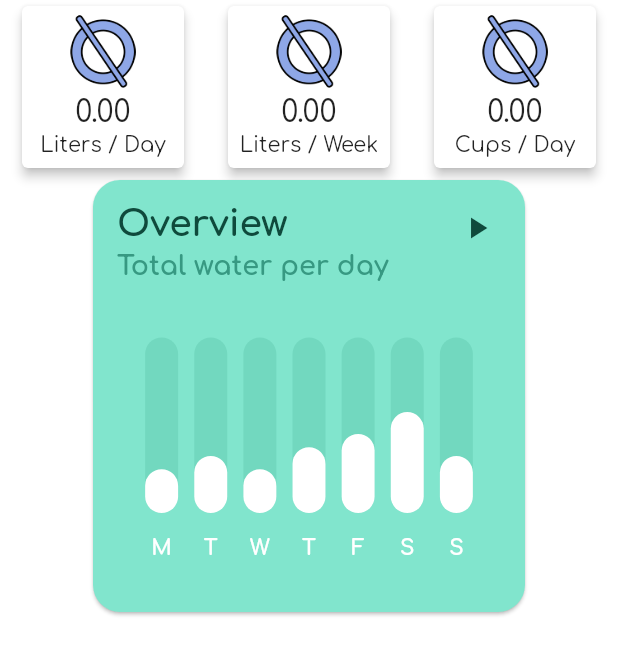
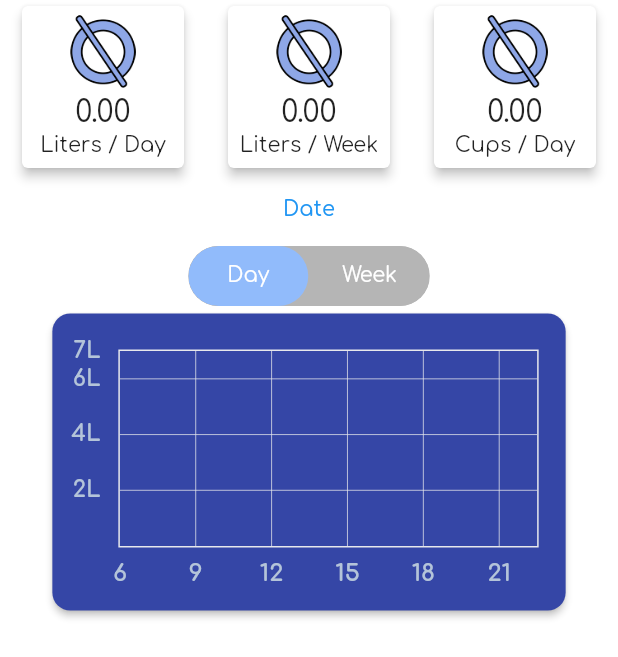
Before and after one commit to lu631str/Aquapido, a Flutter app: the Statistics screen opened directly, on a phone screen of 412 x 824 dp. Shown: the top 657 px of the screen. Run offline on Flutter 3.47's test engine with Material 2 defaults, Android fonts, the phone set to English and light mode, and no system bars; drawn by our look-alikes of fl_chart, toggle_switch; our stand-ins replace auto_size_text, awesome_notifications, easy_localization, flutter_xlider, google_fonts, numberpicker and 4 more; missing offline and left inert: grafpix, shake, time_range_picker; accounts and stored records are empty.

Commit message:
added 2 charts, started configureing first chart

```diff
--- a/lib/Models/WaterModel.dart
+++ b/lib/Models/WaterModel.dart
@@ -19,12 +19,14 @@ class WaterModel with ChangeNotifier {
 
   List<Water> history = [];
 
+  // Public Methods
+
   void addWater(int index, Water water) {
     if (history.first.isPlaceholder) {
       history.clear();
     }
     history.insert(index, water);
-    insertWater(water);
+    _insertWater(water);
     notifyListeners();
   }
 
@@ -73,10 +75,6 @@ class WaterModel with ChangeNotifier {
     notifyListeners();
   }
 
-  Future<List<Water>> waterList() {
-    return _waterList();
-  }
-
   int totalWaterAmountPerDay() {
     num sum = 0;
     history.forEach((water) {
@@ -87,7 +85,17 @@ class WaterModel with ChangeNotifier {
     return sum;
   }
 
-  Future<void> insertWater(Water water) async {
+  List<Water> getWaterListForToday() {
+    return history.map((water) {
+      if (isToday(water.dateTime)) {
+        return water;
+      }
+      }).toList().reversed.toList();
+  }
+
+  // Private Methods
+
+  Future<void> _insertWater(Water water) async {
     // Get a reference to the database.
     final Database db = DatabaseHelper.database;
 
--- a/lib/Views/statistics.dart
+++ b/lib/Views/statistics.dart
@@ -1,8 +1,10 @@
 import 'package:flutter/foundation.dart';
 import 'package:flutter/material.dart';
 import 'package:provider/provider.dart';
-import '../Widgets/BarChartWidget.dart';
+import 'package:toggle_switch/toggle_switch.dart';
 
+import '../Widgets/WeeklyBarChart.dart';
+import '../Widgets/DailyLineChart.dart';
 import '../Widgets/AverageCard.dart';
 import '../Models/WaterModel.dart';
 
@@ -16,12 +18,14 @@ class Statistics extends StatefulWidget {
 }
 
 class _StatisticsState extends State<Statistics> {
+  bool isDayDiagram = true;
+
   @override
   Widget build(BuildContext context) {
     return Scaffold(
       backgroundColor: Colors.transparent,
-      body: SingleChildScrollView(child:
-        AspectRatio(
+      body: SingleChildScrollView(
+        child: AspectRatio(
           aspectRatio: 100 / 100,
           child: Column(
             mainAxisAlignment: MainAxisAlignment.center,
@@ -49,12 +53,50 @@ class _StatisticsState extends State<Statistics> {
                               .getAverageCupsPerDay()),
                 ],
               ),
-              Expanded(child: BarChartSample1()),
-
+              TextButton(
+                child: Text('Date'),
+                onPressed: () {
+                  showDatePicker(
+                      context: context,
+                      initialDate: DateTime.now(),
+                      firstDate: DateTime.parse("2020-01-01 12:00:00"),
+                      lastDate: DateTime.now());
+                },
+              ),
+              ToggleSwitch(
+                minWidth: 80.0,
+                cornerRadius: 20.0,
+                activeBgColors: [
+                  [Color(0xFF91BBFB)],
+                  [Color(0xFF91BBFB)]
+                ],
+                activeFgColor: Colors.white,
+                inactiveBgColor: Color(0xFFb5b5b5),
+                inactiveFgColor: Colors.white,
+                initialLabelIndex: this.isDayDiagram ? 0 : 1,
+                totalSwitches: 2,
+                labels: ['Day', 'Week'],
+                radiusStyle: true,
+                onToggle: (index) {
+                  setState(() {
+                  if(index == 0) {
+                    this.isDayDiagram = true;
+                  } else {
+                    this.isDayDiagram = false;
+                  }
+                  });
+                },
+              ),
+              Expanded(
+                child: Padding(
+                  child: isDayDiagram ? DailyLineChart(Provider.of<WaterModel>(context, listen: false).getWaterListForToday()) : WeeklyBarChart(),
+                  padding: EdgeInsets.all(1),
+                ),
+              )
             ],
           ),
-        ),),
-
+        ),
+      ),
     );
   }
 }
--- a/lib/Widgets/BarChartWidget.dart
+++ /dev/null
@@ -1,328 +0,0 @@
-import 'dart:async';
-import 'dart:math';
-import 'package:flutter/gestures.dart';
-import 'package:fl_chart/fl_chart.dart';
-import 'package:flutter/material.dart';
-
-class BarChartSample1 extends StatefulWidget {
-  final List<Color> availableColors = [
-    Colors.purpleAccent,
-    Colors.yellow,
-    Colors.lightBlue,
-    Colors.orange,
-    Colors.pink,
-    Colors.redAccent,
-  ];
-
-  @override
-  State<StatefulWidget> createState() => BarChartSample1State();
-}
-
-class BarChartSample1State extends State<BarChartSample1> {
-  final Color barBackgroundColor = const Color(0xff72d8bf);
-  final Duration animDuration = const Duration(milliseconds: 250);
-
-  int touchedIndex = -1;
-
-  bool isPlaying = false;
-
-  @override
-  Widget build(BuildContext context) {
-    return AspectRatio(
-      aspectRatio: 1,
-      child: Card(
-        shape: RoundedRectangleBorder(borderRadius: BorderRadius.circular(18)),
-        color: const Color(0xff81e5cd),
-        child: Stack(
-          children: <Widget>[
-            Padding(
-              padding: const EdgeInsets.all(16),
-              child: Column(
-                crossAxisAlignment: CrossAxisAlignment.stretch,
-                mainAxisAlignment: MainAxisAlignment.start,
-                mainAxisSize: MainAxisSize.max,
-                children: <Widget>[
-                  Text(
-                    'Overview',
-                    style: TextStyle(
-                        color: const Color(0xff0f4a3c), fontSize: 24, fontWeight: FontWeight.bold),
-                  ),
-                  const SizedBox(
-                    height: 4,
-                  ),
-                  Text(
-                    'Total water per day',
-                    style: TextStyle(
-                        color: const Color(0xff379982), fontSize: 18, fontWeight: FontWeight.bold),
-                  ),
-                  const SizedBox(
-                    height: 38,
-                  ),
-                  Expanded(
-                    child: Padding(
-                      padding: const EdgeInsets.symmetric(horizontal: 8.0),
-                      child: BarChart(
-                        isPlaying ? randomData() : mainBarData(),
-                        swapAnimationDuration: animDuration,
-                      ),
-                    ),
-                  ),
-                  const SizedBox(
-                    height: 12,
-                  ),
-                ],
-              ),
-            ),
-            Padding(
-              padding: const EdgeInsets.all(8.0),
-              child: Align(
-                alignment: Alignment.topRight,
-                child: IconButton(
-                  icon: Icon(
-                    isPlaying ? Icons.pause : Icons.play_arrow,
-                    color: const Color(0xff0f4a3c),
-                  ),
-                  onPressed: () {
-                    setState(() {
-                      isPlaying = !isPlaying;
-                      if (isPlaying) {
-                        refreshState();
-                      }
-                    });
-                  },
-                ),
-              ),
-            )
-          ],
-        ),
-      ),
-    );
-  }
-
-  BarChartGroupData makeGroupData(
-    int x,
-    double y, {
-    bool isTouched = false,
-    Color barColor = Colors.white,
-    double width = 22,
-    List<int> showTooltips = const [],
-  }) {
-    return BarChartGroupData(
-      x: x,
-      barRods: [
-        BarChartRodData(
-          y: isTouched ? y + 1 : y,
-          colors: isTouched ? [Colors.yellow] : [barColor],
-          width: width,
-          backDrawRodData: BackgroundBarChartRodData(
-            show: true,
-            y: 20,
-            colors: [barBackgroundColor],
-          ),
-        ),
-      ],
-      showingTooltipIndicators: showTooltips,
-    );
-  }
-
-  List<BarChartGroupData> showingGroups() => List.generate(7, (i) {
-        switch (i) {
-          case 0:
-            return makeGroupData(0, 5, isTouched: i == touchedIndex);
-          case 1:
-            return makeGroupData(1, 6.5, isTouched: i == touchedIndex);
-          case 2:
-            return makeGroupData(2, 5, isTouched: i == touchedIndex);
-          case 3:
-            return makeGroupData(3, 7.5, isTouched: i == touchedIndex);
-          case 4:
-            return makeGroupData(4, 9, isTouched: i == touchedIndex);
-          case 5:
-            return makeGroupData(5, 11.5, isTouched: i == touchedIndex);
-          case 6:
-            return makeGroupData(6, 6.5, isTouched: i == touchedIndex);
-          default:
-            return throw Error();
-        }
-      });
-
-  BarChartData mainBarData() {
-    return BarChartData(
-      barTouchData: BarTouchData(
-        touchTooltipData: BarTouchTooltipData(
-            tooltipBgColor: Colors.blueGrey,
-            getTooltipItem: (group, groupIndex, rod, rodIndex) {
-              String weekDay;
-              switch (group.x.toInt()) {
-                case 0:
-                  weekDay = 'Monday';
-                  break;
-                case 1:
-                  weekDay = 'Tuesday';
-                  break;
-                case 2:
-                  weekDay = 'Wednesday';
-                  break;
-                case 3:
-                  weekDay = 'Thursday';
-                  break;
-                case 4:
-                  weekDay = 'Friday';
-                  break;
-                case 5:
-                  weekDay = 'Saturday';
-                  break;
-                case 6:
-                  weekDay = 'Sunday';
-                  break;
-                default:
-                  throw Error();
-              }
-              return BarTooltipItem(
-                weekDay + '\n',
-                TextStyle(
-                  color: Colors.white,
-                  fontWeight: FontWeight.bold,
-                  fontSize: 18,
-                ),
-                children: <TextSpan>[
-                  TextSpan(
-                    text: (rod.y - 1).toString(),
-                    style: TextStyle(
-                      color: Colors.yellow,
-                      fontSize: 16,
-                      fontWeight: FontWeight.w500,
-                    ),
-                  ),
-                ],
-              );
-            }),
-        touchCallback: (barTouchResponse) {
-          setState(() {
-            if (barTouchResponse.spot != null &&
-                barTouchResponse.touchInput is! PointerUpEvent &&
-                barTouchResponse.touchInput is! PointerExitEvent) {
-              touchedIndex = barTouchResponse.spot.touchedBarGroupIndex;
-            } else {
-              touchedIndex = -1;
-            }
-          });
-        },
-      ),
-      titlesData: FlTitlesData(
-        show: true,
-        bottomTitles: SideTitles(
-          showTitles: true,
-          getTextStyles: (value) =>
-              const TextStyle(color: Colors.white, fontWeight: FontWeight.bold, fontSize: 14),
-          margin: 16,
-          getTitles: (double value) {
-            switch (value.toInt()) {
-              case 0:
-                return 'M';
-              case 1:
-                return 'T';
-              case 2:
-                return 'W';
-              case 3:
-                return 'T';
-              case 4:
-                return 'F';
-              case 5:
-                return 'S';
-              case 6:
-                return 'S';
-              default:
-                return '';
-            }
-          },
-        ),
-        leftTitles: SideTitles(
-          showTitles: false,
-        ),
-      ),
-      borderData: FlBorderData(
-        show: false,
-      ),
-      barGroups: showingGroups(),
-    );
-  }
-
-  BarChartData randomData() {
-    return BarChartData(
-      barTouchData: BarTouchData(
-        enabled: false,
-      ),
-      titlesData: FlTitlesData(
-        show: true,
-        bottomTitles: SideTitles(
-          showTitles: true,
-          getTextStyles: (value) =>
-              const TextStyle(color: Colors.white, fontWeight: FontWeight.bold, fontSize: 14),
-          margin: 16,
-          getTitles: (double value) {
-            switch (value.toInt()) {
-              case 0:
-                return 'M';
-              case 1:
-                return 'T';
-              case 2:
-                return 'W';
-              case 3:
-                return 'T';
-              case 4:
-                return 'F';
-              case 5:
-                return 'S';
-              case 6:
-                return 'S';
-              default:
-                return '';
-            }
-          },
-        ),
-        leftTitles: SideTitles(
-          showTitles: false,
-        ),
-      ),
-      borderData: FlBorderData(
-        show: false,
-      ),
-      barGroups: List.generate(7, (i) {
-        switch (i) {
-          case 0:
-            return makeGroupData(0, Random().nextInt(15).toDouble() + 6,
-                barColor: widget.availableColors[Random().nextInt(widget.availableColors.length)]);
-          case 1:
-            return makeGroupData(1, Random().nextInt(15).toDouble() + 6,
-                barColor: widget.availableColors[Random().nextInt(widget.availableColors.length)]);
-          case 2:
-            return makeGroupData(2, Random().nextInt(15).toDouble() + 6,
-                barColor: widget.availableColors[Random().nextInt(widget.availableColors.length)]);
-          case 3:
-            return makeGroupData(3, Random().nextInt(15).toDouble() + 6,
-                barColor: widget.availableColors[Random().nextInt(widget.availableColors.length)]);
-          case 4:
-            return makeGroupData(4, Random().nextInt(15).toDouble() + 6,
-                barColor: widget.availableColors[Random().nextInt(widget.availableColors.length)]);
-          case 5:
-            return makeGroupData(5, Random().nextInt(15).toDouble() + 6,
-                barColor: widget.availableColors[Random().nextInt(widget.availableColors.length)]);
-          case 6:
-            return makeGroupData(6, Random().nextInt(15).toDouble() + 6,
-                barColor: widget.availableColors[Random().nextInt(widget.availableColors.length)]);
-          default:
-            return throw Error();
-        }
-      }),
-    );
-  }
-
-  Future<dynamic> refreshState() async {
-    setState(() {});
-    await Future<dynamic>.delayed(animDuration + const Duration(milliseconds: 50));
-    if (isPlaying) {
-      await refreshState();
-    }
-  }
-}
--- /dev/null
+++ b/lib/Widgets/DailyLineChart.dart
@@ -0,0 +1,173 @@
+import 'package:fl_chart/fl_chart.dart';
+import 'package:flutter/material.dart';
+
+import '../Models/Water.dart';
+
+class DailyLineChart extends StatefulWidget {
+
+  final List<Water> waterList;
+
+  DailyLineChart(this.waterList);
+
+  @override
+  _DailyLineChartState createState() => _DailyLineChartState(waterList);
+}
+
+class _DailyLineChartState extends State<DailyLineChart> {
+
+  List<Color> gradientColors = [
+    const Color(0xff23b6e6),
+    const Color(0xff02d39a),
+  ];
+
+  List<Water> waterList;
+
+  _DailyLineChartState(this.waterList);
+
+  @override
+  Widget build(BuildContext context) {
+    return AspectRatio(
+      aspectRatio: 1.7,
+      child: Card(
+        elevation: 2,
+        shape: RoundedRectangleBorder(borderRadius: BorderRadius.circular(12)),
+        color: const Color(0xff3546a6),
+        child: Container(child: Padding(
+              padding: const EdgeInsets.only(
+                  right: 18.0, left: 10.0, top: 24, bottom: 12),
+              child: LineChart(
+                mainData(),
+              ),))
+      ),
+    );
+  }
+
+  List<FlSpot> _getSpots() {
+    print('length: ' + waterList.length.toString());
+    List<double> cummulatedWater = [];
+    waterList.forEach((water) {
+      print('water: ' + water.toString());
+      if(cummulatedWater.isEmpty) {
+        cummulatedWater.add(water.cupSize.toDouble());
+      } else {
+        cummulatedWater.add(cummulatedWater.last + water.cupSize);
+      }
+    });
+
+    print(cummulatedWater);
+
+    return cummulatedWater.toList()
+        .asMap()
+        .map((i, waterValue) => MapEntry(
+            i,
+            FlSpot(i.toDouble(), waterValue / 1000)))
+        .values
+        .toList();
+  }
+
+  LineChartData mainData() {
+    return LineChartData(
+      gridData: FlGridData(
+        show: true,
+        drawVerticalLine: true,
+        getDrawingHorizontalLine: (value) {
+          return FlLine(
+            color: const Color(0xffe7e8ec),
+            strokeWidth: 0.5,
+          );
+        },
+        getDrawingVerticalLine: (value) {
+          return FlLine(
+            color: const Color(0xffe7e8ec),
+            strokeWidth: 0.5,
+          );
+        },
+      ),
+      titlesData: FlTitlesData(
+        show: true,
+        bottomTitles: SideTitles(
+          showTitles: true,
+          reservedSize: 22,
+          interval: 2,
+          getTextStyles: (value) => const TextStyle(
+              color: Color(0xffb4c4d9),
+              fontWeight: FontWeight.bold,
+              fontSize: 16),
+          getTitles: (value) {
+            switch (value.toInt()) {
+              case 0:
+                return '6';
+              case 2:
+                return '9';
+              case 4:
+                return '12';
+              case 6:
+                return '15';
+              case 8:
+                return '18';
+              case 10:
+                return '21';
+              case 12:
+                return '23';
+            }
+            return '';
+          },
+          margin: 8,
+        ),
+        leftTitles: SideTitles(
+          showTitles: true,
+          reservedSize: 22,
+          margin: 12,
+          getTextStyles: (value) => const TextStyle(
+            color: Color(0xffb4c4d9),
+            fontWeight: FontWeight.bold,
+            fontSize: 15,
+          ),
+          getTitles: (value) {
+            switch (value.toInt()) {
+              case 1:
+                return '1L';
+              case 2:
+                return '2L';
+              case 3:
+                return '3L';
+              case 4:
+                return '4L';
+              case 5:
+                return '5L';
+              case 6:
+                return '6L';
+              case 7:
+                return '7L';
+            }
+            return '';
+          },
+        ),
+      ),
+      borderData: FlBorderData(
+          show: true,
+          border: Border.all(color: const Color(0xffe7e8ec), width: 1)),
+      minX: 0,
+      maxX: 11,
+      minY: 0,
+      maxY: 7,
+      lineBarsData: [
+        LineChartBarData(
+          spots: _getSpots(),
+          isCurved: true,
+          colors: gradientColors,
+          barWidth: 5,
+          isStrokeCapRound: true,
+          dotData: FlDotData(
+            show: false,
+          ),
+          belowBarData: BarAreaData(
+            show: true,
+            colors:
+                gradientColors.map((color) => color.withOpacity(0.3)).toList(),
+          ),
+        ),
+      ],
+    );
+  }
+}
--- a/pubspec.yaml
+++ b/pubspec.yaml
@@ -47,6 +47,7 @@ dependencies:
   sizer: ^2.0.13
   awesome_notifications: any
   fl_chart: ^0.36.2
+  toggle_switch: ^1.1.0
 
 dev_dependencies:
   flutter_test:
```
Also changed, not shown: lib/Widgets/WeeklyBarChart.dart (added, +150 -0 lines), pubspec.lock.
